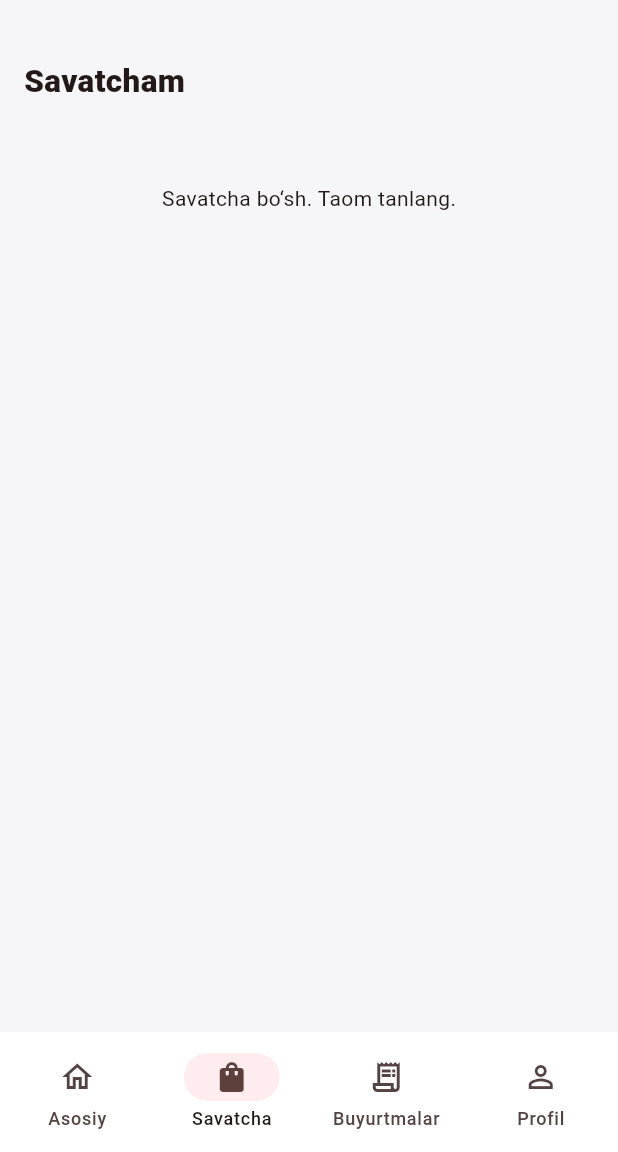
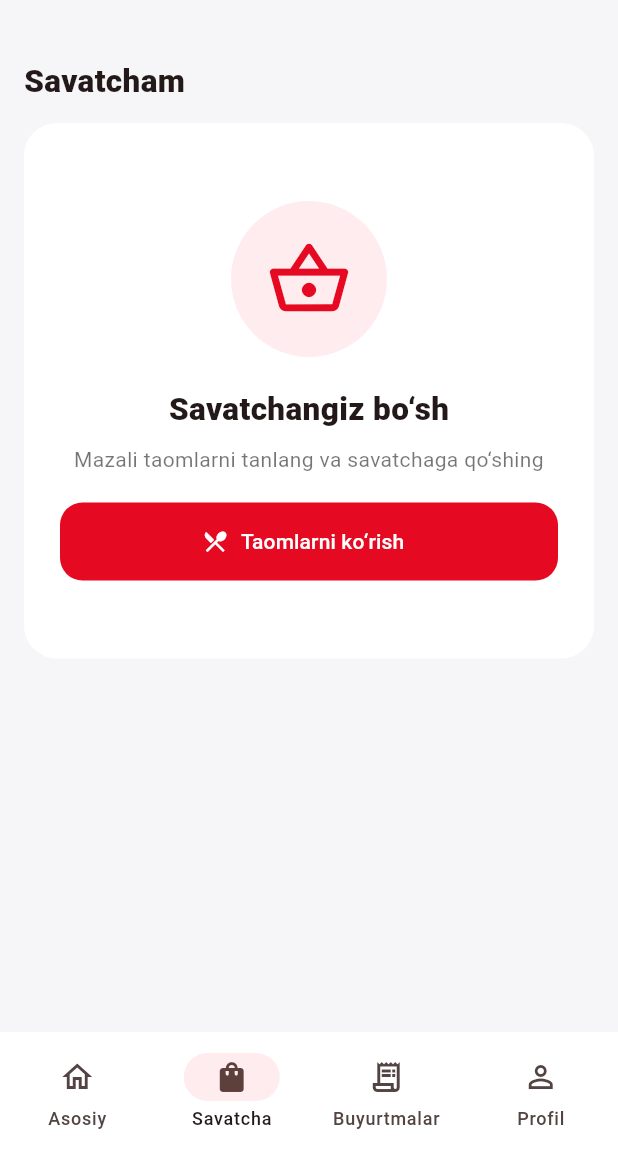
Before and after one commit to alikuryer2026-crypto/alikuryer, a Flutter app: the CustomerHome screen opened directly, item 2 of the bottom bar chosen, on a phone screen of 412 x 824 dp, the part 84-1236 px from its top. Run offline on Flutter 3.47's test engine with Material 3 defaults, Android fonts, the phone set to English and light mode, and no system bars; our stand-ins replace shared_preferences; accounts and stored records are empty; network calls fail.

Commit message:
Redesign empty cart and orders screens with illustrated states, primary actions and promo placeholder

```diff
--- a/flutter_customer/lib/main.dart
+++ b/flutter_customer/lib/main.dart
@@ -336,7 +336,24 @@ class _CustomerHomeState extends State<CustomerHome> {
     final chosen = foods.where((f) => (cart[f.id] ?? 0) > 0).toList();
     return ListView(padding: const EdgeInsets.all(16), children: [
       heading('Savatcham'),
-      if (chosen.isEmpty) const Padding(padding: EdgeInsets.all(40), child: Center(child: Text('Savatcha bo‘sh. Taom tanlang.'))),
+      if (chosen.isEmpty) Container(
+        padding: const EdgeInsets.symmetric(horizontal: 24, vertical: 52),
+        decoration: BoxDecoration(color: Colors.white, borderRadius: BorderRadius.circular(22)),
+        child: Column(children: [
+          Container(width: 104, height: 104, decoration: const BoxDecoration(
+            color: AliPalette.softRed, shape: BoxShape.circle),
+            child: const Icon(Icons.shopping_basket_outlined, color: red, size: 57)),
+          const SizedBox(height: 20),
+          const Text('Savatchangiz bo‘sh', style: TextStyle(
+            fontSize: 21, fontWeight: FontWeight.w900)),
+          const SizedBox(height: 8),
+          const Text('Mazali taomlarni tanlang va savatchaga qo‘shing',
+            textAlign: TextAlign.center, style: TextStyle(color: Colors.black54)),
+          const SizedBox(height: 19),
+          SizedBox(width: double.infinity, child: FilledButton.icon(
+            onPressed: () => go(0), icon: const Icon(Icons.restaurant_menu),
+            label: const Text('Taomlarni ko‘rish'))),
+        ])),
       ...chosen.map((f) => Container(margin: const EdgeInsets.only(bottom: 10), padding: const EdgeInsets.all(12),
         decoration: BoxDecoration(color: Colors.white, borderRadius: BorderRadius.circular(17)),
         child: Row(children: [
@@ -350,7 +367,22 @@ class _CustomerHomeState extends State<CustomerHome> {
           Text('${cart[f.id]}', style: const TextStyle(fontWeight: FontWeight.bold)),
           IconButton(onPressed: () => change(f, 1), icon: const Icon(Icons.add_circle, color: red)),
         ]))),
-      if (chosen.isNotEmpty) Container(padding: const EdgeInsets.all(17),
+      if (chosen.isNotEmpty) ...[
+        const SizedBox(height: 12),
+        Container(padding: const EdgeInsets.all(15), decoration: BoxDecoration(
+          color: Colors.white, borderRadius: BorderRadius.circular(18)),
+          child: Row(children: [
+            const Icon(Icons.local_offer_outlined, color: red),
+            const SizedBox(width: 12),
+            const Expanded(child: Column(crossAxisAlignment: CrossAxisAlignment.start,
+              children: [Text('Promokod', style: TextStyle(fontWeight: FontWeight.w800)),
+                Text('Chegirma tizimi keyin ulanadi',
+                  style: TextStyle(fontSize: 12, color: Colors.black54))])),
+            TextButton(onPressed: () => snack('Promokodlar hali ulanmagan'),
+              child: const Text('Kiritish')),
+          ])),
+        const SizedBox(height: 12),
+        Container(padding: const EdgeInsets.all(17),
         decoration: BoxDecoration(color: Colors.white, borderRadius: BorderRadius.circular(17)),
         child: Column(children: [
           rowAmount('Taomlar', money(subtotal)), const SizedBox(height: 12),
@@ -362,6 +394,7 @@ class _CustomerHomeState extends State<CustomerHome> {
           const SizedBox(height: 12),
           SizedBox(width: double.infinity, child: FilledButton(onPressed: checkout, child: const Text('Buyurtmani davom ettirish'))),
         ])),
+      ],
     ]);
   }
 
@@ -391,7 +424,24 @@ class _CustomerHomeState extends State<CustomerHome> {
 
   Widget ordersView() => ListView(padding: const EdgeInsets.all(16), children: [
     heading('Buyurtmalarim'),
-    if (orders.isEmpty) const Padding(padding: EdgeInsets.all(40), child: Center(child: Text('Hozircha buyurtmalar yo‘q'))),
+    if (orders.isEmpty) Container(
+      padding: const EdgeInsets.symmetric(horizontal: 25, vertical: 58),
+      decoration: BoxDecoration(color: Colors.white, borderRadius: BorderRadius.circular(22)),
+      child: Column(children: [
+        Container(width: 106, height: 106, decoration: const BoxDecoration(
+          color: AliPalette.softRed, shape: BoxShape.circle),
+          child: const Icon(Icons.receipt_long_outlined, color: red, size: 56)),
+        const SizedBox(height: 20),
+        const Text('Buyurtmalar hali yo‘q',
+          style: TextStyle(fontSize: 21, fontWeight: FontWeight.w900)),
+        const SizedBox(height: 8),
+        const Text('Birinchi buyurtmangizni berganingizdan so‘ng\nu shu yerda ko‘rinadi',
+          textAlign: TextAlign.center, style: TextStyle(color: Colors.black54)),
+        const SizedBox(height: 20),
+        SizedBox(width: double.infinity, child: FilledButton.icon(
+          onPressed: () => go(0), icon: const Icon(Icons.restaurant_menu),
+          label: const Text('Restoranlarni ko‘rish'))),
+      ])),
     ...orders.map((o) => Container(margin: const EdgeInsets.only(bottom: 10), padding: const EdgeInsets.all(16),
       decoration: BoxDecoration(color: Colors.white, borderRadius: BorderRadius.circular(17)),
       child: Column(crossAxisAlignment: CrossAxisAlignment.start, children: [
```
